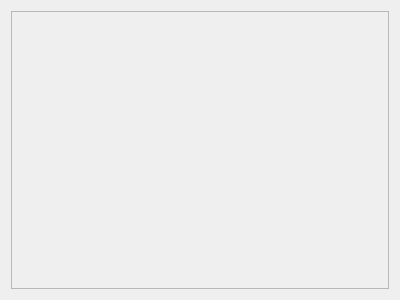
Before: the Qt Designer form Qt-Playground/QXListViewWithSection/mainwindow.ui in frinkr/FontViewer, drawn with Qt 5.
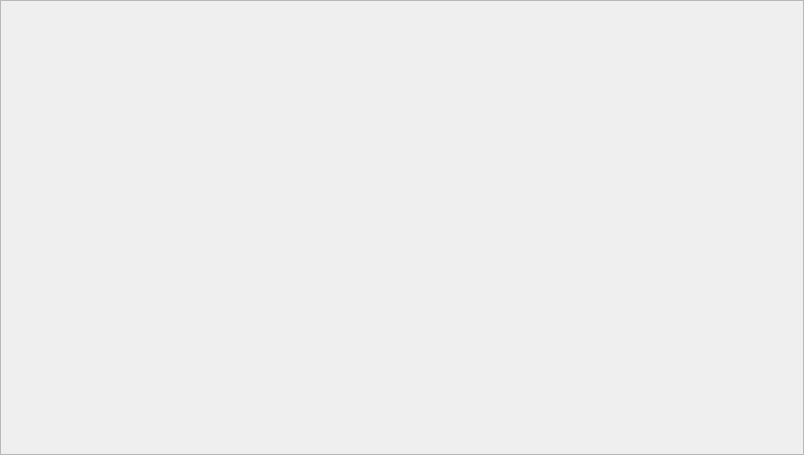
After: the same form once the commit is applied. Custom widgets are drawn as their Qt base class.

Commit message: QXListView: with data model

The edit to the form file:
```diff
--- a/Qt-Playground/QXListViewWithSection/mainwindow.ui
+++ b/Qt-Playground/QXListViewWithSection/mainwindow.ui
@@ -6,8 +6,8 @@
    <rect>
     <x>0</x>
     <y>0</y>
-    <width>400</width>
-    <height>300</height>
+    <width>804</width>
+    <height>455</height>
    </rect>
   </property>
   <property name="windowTitle">
@@ -15,6 +15,18 @@
   </property>
   <widget class="QWidget" name="centralWidget">
    <layout class="QHBoxLayout" name="horizontalLayout">
+    <property name="leftMargin">
+     <number>0</number>
+    </property>
+    <property name="topMargin">
+     <number>0</number>
+    </property>
+    <property name="rightMargin">
+     <number>0</number>
+    </property>
+    <property name="bottomMargin">
+     <number>0</number>
+    </property>
     <item>
      <widget class="QXListView" name="scrollArea">
       <property name="widgetResizable">
```
Left out of the diff: 2 changed lines with no effect on the pictures. The commit also changes 2 other files.
